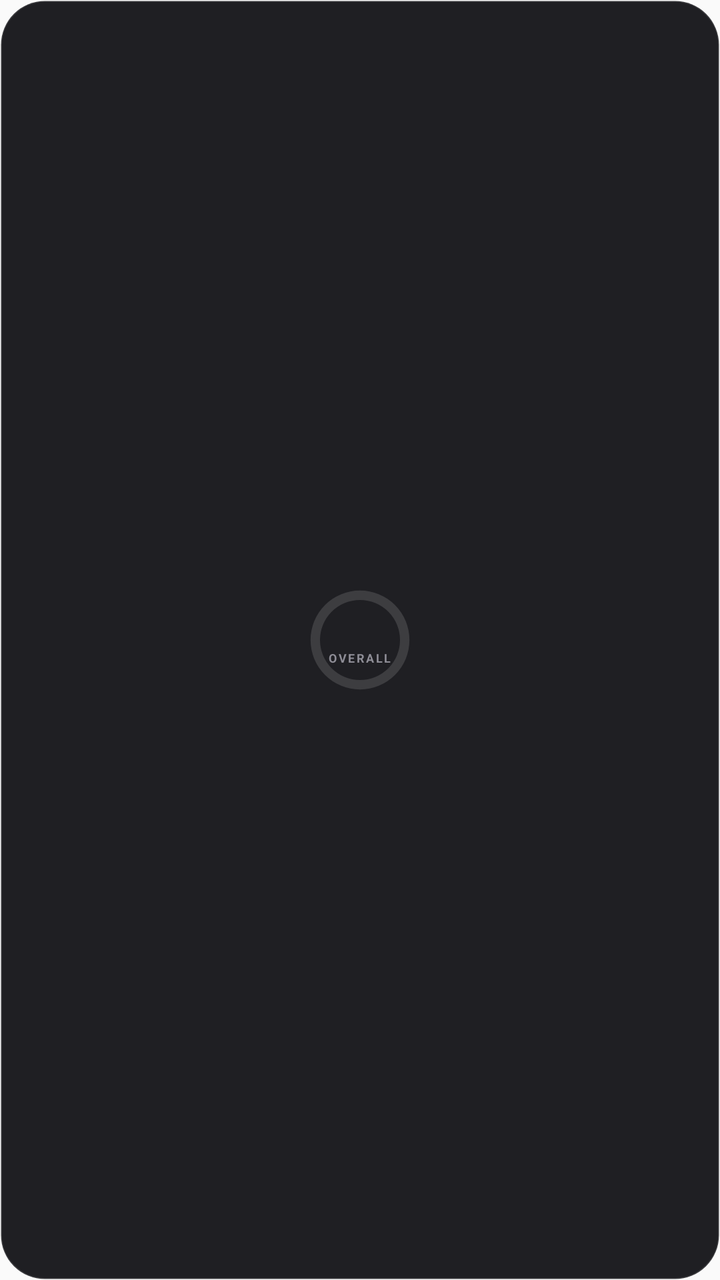
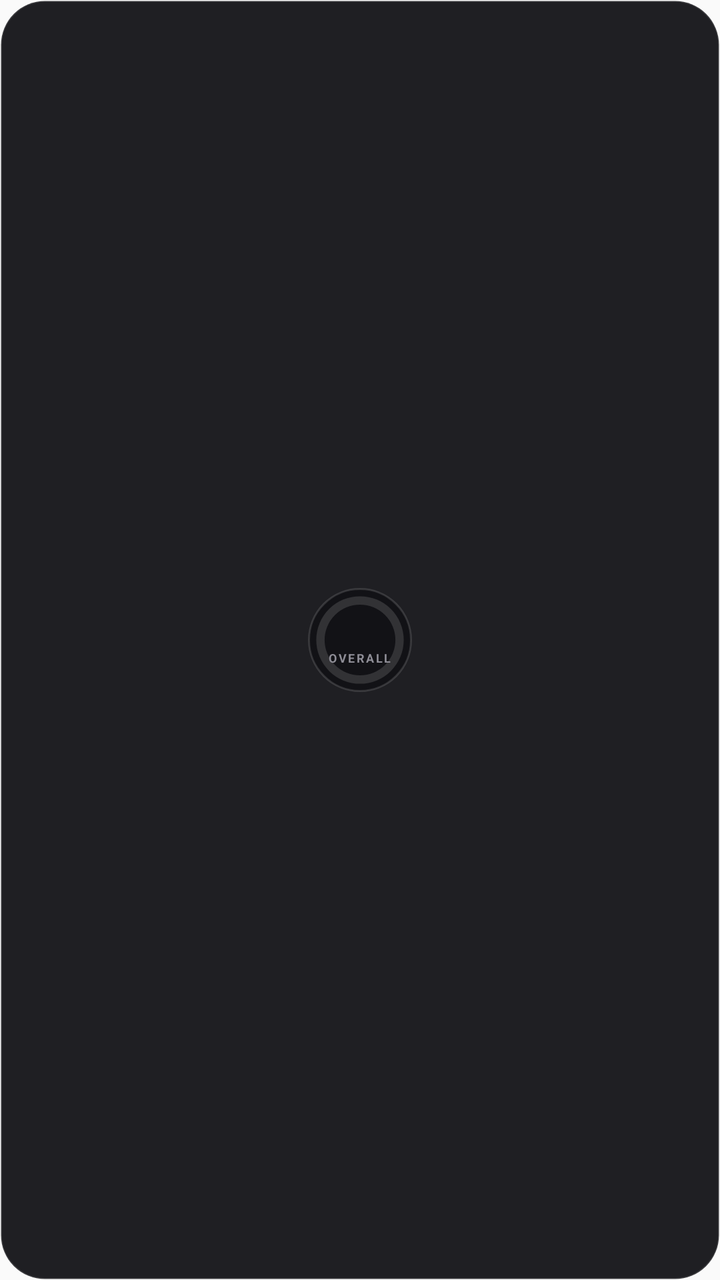

Before-and-after screenshots of an Android layout around one commit, followed by the original layout XML and the change that was made.
<!-- AndroidManifest.xml: application theme AppTheme -->
<!-- res/layout/widget_mini.xml -->
<?xml version="1.0" encoding="utf-8"?>
<LinearLayout xmlns:android="http://schemas.android.com/apk/res/android"
    android:id="@+id/widget_root"
    android:layout_width="match_parent"
    android:layout_height="match_parent"
    android:background="@drawable/widget_background"
    android:gravity="center"
    android:orientation="vertical"
    android:padding="6dp">

    <FrameLayout android:id="@+id/mini_ring_box" android:layout_width="52dp" android:layout_height="52dp">
        <ProgressBar android:id="@+id/mini_ring" style="?android:attr/progressBarStyleHorizontal" android:layout_width="match_parent" android:layout_height="match_parent" android:indeterminate="false" android:max="100" android:progressDrawable="@drawable/widget_ring" />
        <LinearLayout android:layout_width="match_parent" android:layout_height="match_parent" android:gravity="center" android:orientation="vertical">
            <TextView android:id="@+id/mini_percent" android:layout_width="wrap_content" android:layout_height="wrap_content" android:textSize="14sp" android:textColor="#FFF4F4F5" android:textStyle="bold" android:fontFamily="sans-serif-black" android:includeFontPadding="false"  />
            <TextView android:id="@+id/mini_caption" android:layout_width="wrap_content" android:layout_height="wrap_content" android:textSize="6sp" android:textColor="#FF8E8D96" android:textStyle="bold" android:text="OVERALL" android:includeFontPadding="false" android:letterSpacing="0.14" android:layout_marginTop="2dp" />
        </LinearLayout>
    </FrameLayout>
    <TextView android:id="@+id/mini_detail" android:layout_width="wrap_content" android:layout_height="wrap_content" android:textSize="11sp" android:textColor="#FFA1A1AA" android:includeFontPadding="false" android:layout_marginTop="8dp" android:visibility="gone" />
</LinearLayout>
<!-- resources referenced by this layout -->
<resources>
  <!-- drawable widget_background (drawable) -->
  <?xml version="1.0" encoding="utf-8"?>
  <shape xmlns:android="http://schemas.android.com/apk/res/android" android:shape="rectangle">
      <solid android:color="#F0121216" />
      <stroke android:width="1dp" android:color="#22FFFFFF" />
      <corners android:radius="22dp" />
  </shape>
  <!-- drawable widget_ring (drawable) -->
  <?xml version="1.0" encoding="utf-8"?>
  <layer-list xmlns:android="http://schemas.android.com/apk/res/android">
      <item android:id="@android:id/background">
          <shape android:shape="ring" android:innerRadiusRatio="2.6" android:thicknessRatio="11" android:useLevel="false">
              <solid android:color="#22FFFFFF" />
          </shape>
      </item>
      <item android:id="@android:id/progress">
          <rotate android:fromDegrees="270" android:toDegrees="270" android:pivotX="50%" android:pivotY="50%">
              <shape android:shape="ring" android:innerRadiusRatio="2.6" android:thicknessRatio="11" android:useLevel="true">
                  <solid android:color="#FF818CF8" />
              </shape>
          </rotate>
      </item>
  </layer-list>
  <style name="AppTheme" parent="Theme.AppCompat.Light.DarkActionBar">
          
          <item name="colorPrimary">@color/colorPrimary</item>
          <item name="colorPrimaryDark">@color/colorPrimaryDark</item>
          <item name="colorAccent">@color/colorAccent</item>
      </style>
</resources>

<!-- the commit's change to res/layout/widget_mini.xml (unified diff, before → after) -->
@@ -8,7 +8,7 @@
     android:orientation="vertical"
     android:padding="6dp">
 
-    <FrameLayout android:id="@+id/mini_ring_box" android:layout_width="52dp" android:layout_height="52dp">
+    <FrameLayout android:id="@+id/mini_ring_box" android:layout_width="52dp" android:layout_height="52dp" android:background="@drawable/widget_disc" android:padding="3dp">
         <ProgressBar android:id="@+id/mini_ring" style="?android:attr/progressBarStyleHorizontal" android:layout_width="match_parent" android:layout_height="match_parent" android:indeterminate="false" android:max="100" android:progressDrawable="@drawable/widget_ring" />
         <LinearLayout android:layout_width="match_parent" android:layout_height="match_parent" android:gravity="center" android:orientation="vertical">
             <TextView android:id="@+id/mini_percent" android:layout_width="wrap_content" android:layout_height="wrap_content" android:textSize="14sp" android:textColor="#FFF4F4F5" android:textStyle="bold" android:fontFamily="sans-serif-black" android:includeFontPadding="false"  />
<!-- resource entries referenced after the edit -->
@@ -6,6 +6,12 @@
       <solid android:color="#F0121216" />
       <stroke android:width="1dp" android:color="#22FFFFFF" />
       <corners android:radius="22dp" />
+  </shape>
+  <!-- drawable widget_disc (drawable) -->
+  <?xml version="1.0" encoding="utf-8"?>
+  <shape xmlns:android="http://schemas.android.com/apk/res/android" android:shape="oval">
+      <solid android:color="#F0121216" />
+      <stroke android:width="1dp" android:color="#22FFFFFF" />
   </shape>
   <!-- drawable widget_ring (drawable) -->
   <?xml version="1.0" encoding="utf-8"?>
